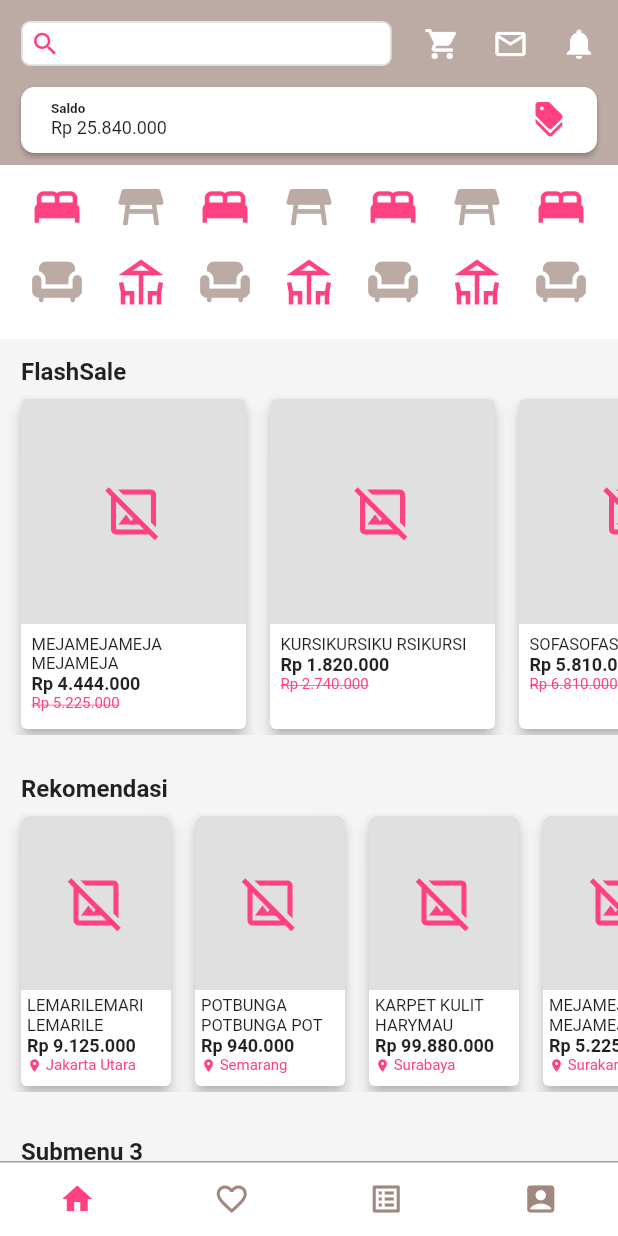
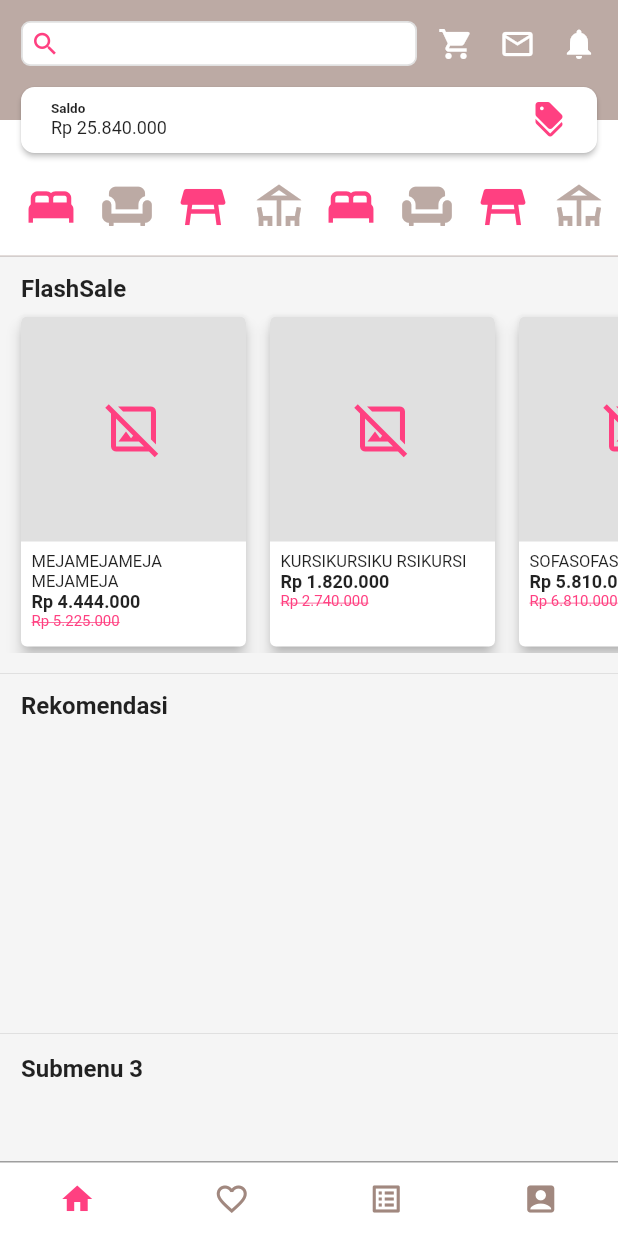
Before and after one commit to dimasidn/toko-furniture-online, a Flutter app: the screen it shows after launch, on a phone screen of 412 x 824 dp. Run offline on Flutter 3.47's test engine with Material 2 defaults, Android fonts, the phone set to English and light mode, and no system bars.

Commit message:
optimize design

```diff
--- a/lib/main.dart
+++ b/lib/main.dart
@@ -1,3 +1,4 @@
+import 'package:flutter/gestures.dart';
 import 'package:flutter/material.dart';
 import 'package:toko_furniture_online/screen/dashboard.dart';
 
@@ -5,17 +6,28 @@ void main() {
   runApp(const MyApp());
 }
 
+class MyCustomScrollBehavior extends MaterialScrollBehavior {
+  // Untuk scroll web agar bisa berfungsi secara horizontal
+  @override
+  Set<PointerDeviceKind> get dragDevices => {
+        PointerDeviceKind.touch,
+        PointerDeviceKind.mouse,
+      };
+}
+
 class MyApp extends StatelessWidget {
   const MyApp({Key? key}) : super(key: key);
-
-  // This widget is the root of your application.
   @override
   Widget build(BuildContext context) {
     return MaterialApp(
+      scrollBehavior: MyCustomScrollBehavior(),
       debugShowCheckedModeBanner: false,
-      title: 'Flutter Developing Project',
-      theme: ThemeData(primaryColor: Colors.brown.shade200),
-      home: const MyDashboard(),
+      title: 'Flutter Demo',
+      theme: ThemeData(
+        primarySwatch: Colors.blue,
+      ),
+      home:
+          const MyDashboard(), //Ketik nama class dari screen lain di sini [ home: namaclass(), ]
     );
   }
 }
--- a/lib/screen/dashboard.dart
+++ b/lib/screen/dashboard.dart
@@ -9,22 +9,18 @@ class MyDashboard extends StatefulWidget {
 
 class _MyDashboardState extends State<MyDashboard> {
   Widget menutes() {
-    return Column(
+    return Container(
+      padding: EdgeInsets.symmetric(horizontal: 6),
+      width: 200,
+      child: Row(
         mainAxisAlignment: MainAxisAlignment.spaceBetween,
         children: [
           Icon(Icons.bed, size: 36, color: Colors.pinkAccent),
-        Icon(Icons.chair, size: 36, color: Colors.brown[200])
+          Icon(Icons.chair, size: 36, color: Colors.brown[200]),
+          Icon(Icons.table_restaurant, size: 36, color: Colors.pinkAccent),
+          Icon(Icons.deck_outlined, size: 36, color: Colors.brown[200])
         ],
-    );
-  }
-
-  Widget menutes1() {
-    return Column(
-      mainAxisAlignment: MainAxisAlignment.spaceBetween,
-      children: [
-        Icon(Icons.table_restaurant, size: 36, color: Colors.brown[200]),
-        Icon(Icons.deck_outlined, size: 36, color: Colors.pinkAccent)
-      ],
+      ),
     );
   }
 
@@ -71,54 +67,6 @@ class _MyDashboardState extends State<MyDashboard> {
     );
   }
 
-  Widget RecommendProduct(String namaProduk, String harga, String kirimdari) {
-    return Card(
-      color: Colors.white,
-      elevation: 4,
-      child: Container(
-        height: 180,
-        width: 100,
-        child: Column(
-          crossAxisAlignment: CrossAxisAlignment.start,
-          children: [
-            Container(
-              alignment: Alignment.center,
-              height: 116,
-              width: 100,
-              decoration: BoxDecoration(
-                  borderRadius: BorderRadius.vertical(top: Radius.circular(5)),
-                  color: Colors.grey[300]),
-              child: Icon(Icons.image_not_supported_outlined,
-                  size: 40, color: Colors.pinkAccent),
-            ),
-            Padding(
-              padding: const EdgeInsets.all(4.0),
-              child: Column(
-                crossAxisAlignment: CrossAxisAlignment.start,
-                children: [
-                  Text(namaProduk, style: TextStyle(fontSize: 11)),
-                  Text('Rp $harga',
-                      style:
-                          TextStyle(fontSize: 12, fontWeight: FontWeight.bold)),
-                  Row(
-                    crossAxisAlignment: CrossAxisAlignment.center,
-                    children: [
-                      Icon(Icons.location_on,
-                          size: 10, color: Colors.pinkAccent),
-                      Text(" $kirimdari",
-                          style: TextStyle(
-                              fontSize: 10, color: Colors.pinkAccent)),
-                    ],
-                  ),
-                ],
-              ),
-            ),
-          ],
-        ),
-      ),
-    );
-  }
-
   @override
   Widget build(BuildContext context) {
     final sizescreen = MediaQuery.of(context).size;
@@ -144,14 +92,17 @@ class _MyDashboardState extends State<MyDashboard> {
               child: Column(
                 children: <Widget>[
                   Container(
-                    color: Colors.white,
+                    color: Colors.brown[200],
                     height: 116 + MediaQuery.of(context).viewPadding.top,
                     child: Stack(
                       children: [
-                        Container(
-                            color: Colors.brown[200],
-                            height: 110,
+                        Align(
+                          alignment: Alignment.bottomCenter,
+                          child: Container(
+                              color: Colors.white,
+                              height: 36,
                               width: sizescreen.width),
+                        ),
                         Align(
                           alignment: Alignment.topCenter,
                           child: Padding(
@@ -163,13 +114,11 @@ class _MyDashboardState extends State<MyDashboard> {
                             child: Column(
                               children: [
                                 Row(
-                                  mainAxisAlignment:
-                                      MainAxisAlignment.spaceBetween,
                                   crossAxisAlignment: CrossAxisAlignment.center,
                                   children: [
-                                    Container(
+                                    Flexible(
+                                      child: Container(
                                         height: 30,
-                                      width: sizescreen.width * (6 / 10),
                                         decoration: BoxDecoration(
                                             color: Colors.white,
                                             borderRadius:
@@ -179,9 +128,9 @@ class _MyDashboardState extends State<MyDashboard> {
                                                 width: 1.2,
                                                 style: BorderStyle.solid)),
                                         child: Row(
-                                        children: [
+                                          children: const [
                                             Padding(
-                                            padding: const EdgeInsets.symmetric(
+                                              padding: EdgeInsets.symmetric(
                                                   horizontal: 5),
                                               child: Icon(
                                                 Icons.search,
@@ -192,6 +141,14 @@ class _MyDashboardState extends State<MyDashboard> {
                                           ],
                                         ),
                                       ),
+                                    ),
+                                    Container(
+                                      padding: EdgeInsets.only(left: 14),
+                                      width: 120,
+                                      child: Row(
+                                        mainAxisAlignment:
+                                            MainAxisAlignment.spaceBetween,
+                                        children: [
                                           Icon(
                                               color: Colors.white,
                                               Icons.shopping_cart),
@@ -200,7 +157,10 @@ class _MyDashboardState extends State<MyDashboard> {
                                               Icons.mail_outline),
                                           Icon(
                                               color: Colors.white,
-                                        Icons.notifications)
+                                              Icons.notifications),
+                                        ],
+                                      ),
+                                    )
                                   ],
                                 ),
                                 Card(
@@ -254,33 +214,26 @@ class _MyDashboardState extends State<MyDashboard> {
                     ),
                   ),
                   Container(
-                      height: 110,
+                      height: 55,
                       width: sizescreen.width,
                       padding: EdgeInsets.only(top: 4, bottom: 20),
+                      decoration: BoxDecoration(
                           color: Colors.white,
+                          border: Border(
+                              bottom: BorderSide(
+                                  color: Colors.brown.shade200,
+                                  width: 0.6,
+                                  style: BorderStyle.solid))),
                       child: SingleChildScrollView(
                         scrollDirection: Axis.horizontal,
                         child: Row(
                           children: [
-                            SizedBox(width: 20),
+                            SizedBox(width: 10),
                             menutes(),
-                            SizedBox(width: 20),
-                            menutes1(),
-                            SizedBox(width: 20),
                             menutes(),
-                            SizedBox(width: 20),
-                            menutes1(),
-                            SizedBox(width: 20),
                             menutes(),
-                            SizedBox(width: 20),
-                            menutes1(),
-                            SizedBox(width: 20),
                             menutes(),
-                            SizedBox(width: 20),
-                            menutes1(),
-                            SizedBox(width: 20),
-                            menutes(),
-                            SizedBox(width: 20),
+                            SizedBox(width: 10)
                           ],
                         ),
                       )),
@@ -332,39 +285,13 @@ class _MyDashboardState extends State<MyDashboard> {
                     width: sizescreen.width,
                     child: Column(
                       crossAxisAlignment: CrossAxisAlignment.start,
-                      children: [
-                        const Padding(
+                      children: const [
+                        Padding(
                           padding: EdgeInsets.fromLTRB(14, 12, 0, 5),
                           child: Text('Rekomendasi',
                               style: TextStyle(
                                   fontSize: 16, fontWeight: FontWeight.bold)),
                         ),
-                        SingleChildScrollView(
-                          scrollDirection: Axis.horizontal,
-                          child: Row(
-                            children: [
-                              SizedBox(width: 10),
-                              RecommendProduct('LEMARILEMARI LEMARILE',
-                                  '9.125.000', 'Jakarta Utara'),
-                              SizedBox(width: 8),
-                              RecommendProduct('POTBUNGA POTBUNGA POT',
-                                  '940.000', 'Semarang'),
-                              SizedBox(width: 8),
-                              RecommendProduct('KARPET KULIT HARYMAU',
-                                  '99.880.000', 'Surabaya'),
-                              SizedBox(width: 8),
-                              RecommendProduct('MEJAMEJAMEJA MEJAMEJA',
-                                  '5.225.000', 'Surakarta'),
-                              SizedBox(width: 8),
-                              RecommendProduct('KURSIKURSIKU RSIKURSI',
-                                  '2.740.000', 'Palembang'),
-                              SizedBox(width: 8),
-                              RecommendProduct('SOFASOFASOFA SOFASOFA',
-                                  '6.810.000', 'Bandung'),
-                              SizedBox(width: 10)
-                            ],
-                          ),
-                        )
                       ],
                     ),
                   ),
```
Lines whose indentation alone changed are shown as unchanged.
